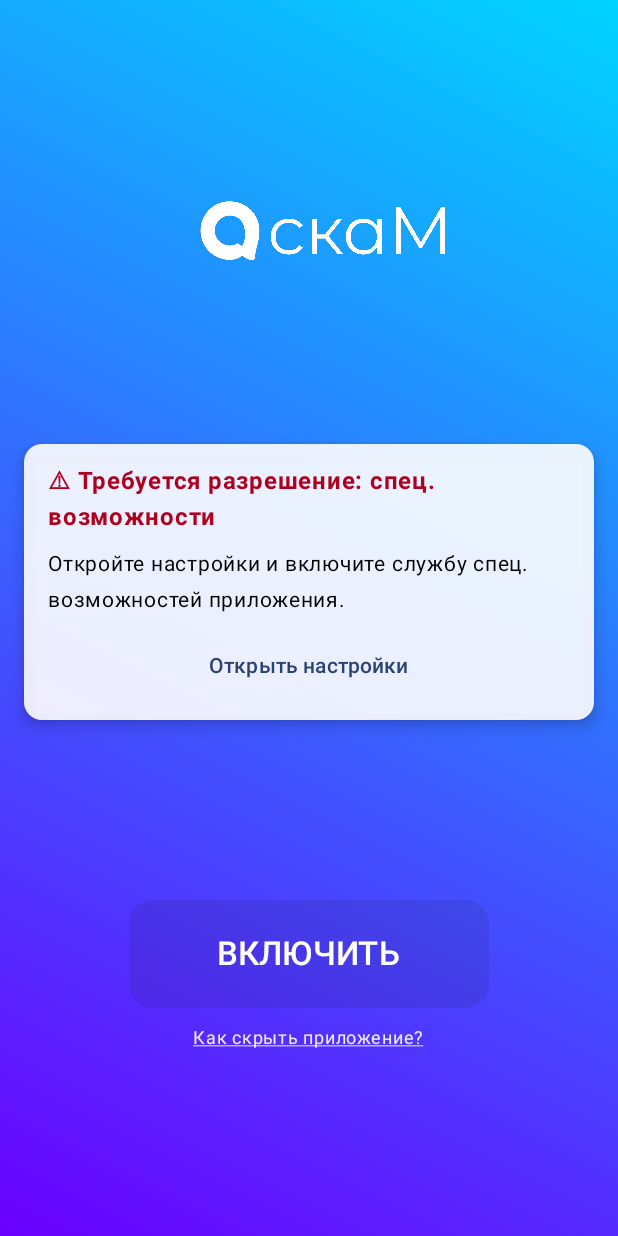
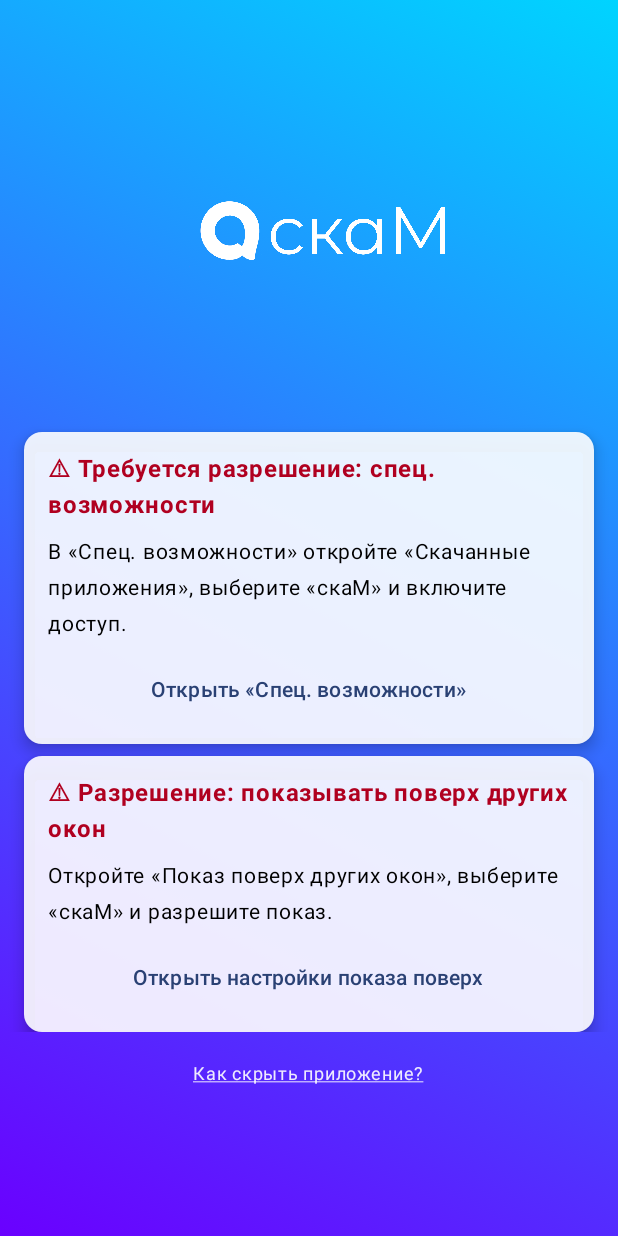
Before and after one commit to scaik/scam-max-disabler, an Android app built with Jetpack Compose: the screen it shows after launch (MainActivity), on a phone screen of 412 x 824 dp. Run offline under Robolectric (Android 15) with nearby library versions, the phone set to English and light mode, and no system bars.

Commit message:
✨ feat(ui): accessibility/overlay flows, scroll layout, full-screen tap toggle, status labels

```diff
--- a/app/src/main/java/ru/scaik/scammaxdisabler/MainActivity.kt
+++ b/app/src/main/java/ru/scaik/scammaxdisabler/MainActivity.kt
@@ -3,6 +3,9 @@ package ru.scaik.scammaxdisabler
 import android.content.Context
 import android.os.Bundle
 import android.content.Intent
+import android.content.ComponentName
+import android.net.Uri
+import android.os.Build
 import android.provider.Settings
 import androidx.activity.ComponentActivity
 import androidx.activity.compose.setContent
@@ -10,6 +13,8 @@ import androidx.activity.enableEdgeToEdge
 import androidx.compose.foundation.Image
 import androidx.compose.foundation.background
 import androidx.compose.foundation.clickable
+import androidx.compose.foundation.rememberScrollState
+import androidx.compose.foundation.verticalScroll
 import androidx.compose.ui.draw.drawBehind
 import androidx.compose.ui.geometry.Offset
 import androidx.compose.foundation.layout.*
@@ -47,12 +52,20 @@ class MainActivity : ComponentActivity() {
 fun MainScreen(context: Context) {
     var isOn by remember { mutableStateOf(Prefs.isBlockerEnabled(context)) }
     var hasAccessibility by remember { mutableStateOf(checkAccessibilityPermission(context)) }
+    var hasOverlay by remember { mutableStateOf(checkOverlayPermission(context)) }
     val gradientColors = if (isOn) {
         listOf(Color(0xFF000000), Color(0xFFF60000))
     } else {
         listOf(Color(0xFF00D4FF), Color(0xFF6A00FF))
     }
     val uriHandler = LocalUriHandler.current
+    val canToggle = hasAccessibility && hasOverlay
+    val toggleIfAllowed: () -> Unit = {
+        if (canToggle) {
+            isOn = !isOn
+            Prefs.setBlockerEnabled(context, isOn)
+        }
+    }
 
     // Update permission state when returning from Settings
     val lifecycleOwner = context as? LifecycleOwner
@@ -61,6 +74,7 @@ fun MainScreen(context: Context) {
         val observer = LifecycleEventObserver { _, event ->
             if (event == Lifecycle.Event.ON_RESUME) {
                 hasAccessibility = checkAccessibilityPermission(context)
+                hasOverlay = checkOverlayPermission(context)
                 if (!hasAccessibility) {
                     isOn = false
                     Prefs.setBlockerEnabled(context, false)
@@ -92,11 +106,15 @@ fun MainScreen(context: Context) {
                     )
                 )
             }
+            .then(if (canToggle) Modifier.clickable { toggleIfAllowed() } else Modifier)
     ) {
+        val scrollState = rememberScrollState()
         Column(
             modifier = Modifier
-                .fillMaxSize()
-                .padding(top = 24.dp, start = 16.dp, end = 16.dp),
+                .align(Alignment.TopCenter)
+                .fillMaxWidth()
+                .padding(top = 24.dp, start = 16.dp, end = 16.dp)
+                .verticalScroll(scrollState),
             horizontalAlignment = Alignment.CenterHorizontally
         ) {
             Image(
@@ -106,7 +124,7 @@ fun MainScreen(context: Context) {
             )
 
             if (!hasAccessibility) {
-                Spacer(modifier = Modifier.height(12.dp))
+                Spacer(modifier = Modifier.height(4.dp))
                 Card(
                     shape = RoundedCornerShape(12.dp),
                     colors = CardDefaults.cardColors(containerColor = Color.White.copy(alpha = 0.9f)),
@@ -124,7 +142,7 @@ fun MainScreen(context: Context) {
                         )
                         Spacer(modifier = Modifier.height(8.dp))
                         Text(
-                            text = "Откройте настройки и включите службу спец. возможностей приложения.",
+                            text = "В «Спец. возможности» откройте «Скачанные приложения», выберите «скаМ» и включите доступ.",
                             color = Color.Black,
                             fontSize = 14.sp
                         )
@@ -138,39 +156,84 @@ fun MainScreen(context: Context) {
                             },
                             shape = RoundedCornerShape(8.dp)
                         ) {
-                            Text(text = "Открыть настройки")
+                            Text(text = "Открыть «Спец. возможности»")
                         }
                     }
                 }
-            } else {
+            }
+
+            if (!hasOverlay) {
+                Spacer(modifier = Modifier.height(8.dp))
+                Card(
+                    shape = RoundedCornerShape(12.dp),
+                    colors = CardDefaults.cardColors(containerColor = Color.White.copy(alpha = 0.9f)),
+                    elevation = CardDefaults.cardElevation(defaultElevation = 6.dp)
+                ) {
+                    Column(
+                        modifier = Modifier.padding(horizontal = 16.dp, vertical = 12.dp),
+                        horizontalAlignment = Alignment.CenterHorizontally
+                    ) {
+                        Text(
+                            text = "⚠ Разрешение: показывать поверх других окон",
+                            color = Color(0xFFB00020),
+                            fontWeight = FontWeight.Bold,
+                            fontSize = 16.sp
+                        )
+                        Spacer(modifier = Modifier.height(8.dp))
+                        Text(
+                            text = "Откройте «Показ поверх других окон», выберите «скаМ» и разрешите показ.",
+                            color = Color.Black,
+                            fontSize = 14.sp
+                        )
+                        Spacer(modifier = Modifier.height(8.dp))
+                        TextButton(
+                            onClick = {
+                                val intent = Intent(
+                                    Settings.ACTION_MANAGE_OVERLAY_PERMISSION,
+                                    Uri.parse("package:" + context.packageName)
+                                ).apply { addFlags(Intent.FLAG_ACTIVITY_NEW_TASK) }
+                                context.startActivity(intent)
+                            },
+                            shape = RoundedCornerShape(8.dp)
+                        ) {
+                            Text(text = "Открыть настройки показа поверх")
+                        }
+                    }
+                }
+            }
+
+            if (hasAccessibility && hasOverlay) {
                 Spacer(modifier = Modifier.height(24.dp))
             }
+        }
 
-            Spacer(modifier = Modifier.weight(1f))
+        Column(
+            modifier = Modifier
+                .align(Alignment.BottomCenter)
+                .padding(bottom = 96.dp)
+                .padding(start = 16.dp, end = 16.dp),
+            horizontalAlignment = Alignment.CenterHorizontally
+        ) {
+            if (canToggle) {
+                val statusTextColor = Color.White
+                Text(
+                    text = if (isOn) "Включено" else "Выключено",
+                    fontSize = 26.sp,
+                    color = statusTextColor,
+                    fontWeight = FontWeight.SemiBold
+                )
 
-            val buttonContainerColor = if (isOn) Color(0xFFD32F2F) else Color(0xFF512DA8)
-            Button(
-                onClick = {
-                    isOn = !isOn
-                    Prefs.setBlockerEnabled(context, isOn)
-                },
-                enabled = hasAccessibility,
-                colors = ButtonDefaults.buttonColors(
-                    containerColor = buttonContainerColor
-                ),
-                shape = RoundedCornerShape(16.dp),
-                modifier = Modifier
-                    .width(240.dp)
-                    .height(72.dp)
-            ) {
+                Spacer(modifier = Modifier.height(6.dp))
+
+                val toggleLabel = if (isOn) "Нажмите, чтобы выключить" else "Нажмите, чтобы включить"
                 Text(
-                    text = if (isOn) "ВЫКЛЮЧИТЬ" else "ВКЛЮЧИТЬ",
-                    fontSize = 22.sp,
+                    text = toggleLabel,
+                    fontSize = 16.sp,
                     color = Color.White
                 )
             }
 
-            Spacer(modifier = Modifier.height(8.dp))
+            Spacer(modifier = Modifier.height(24.dp))
             Text(
                 text = "Как скрыть приложение?",
                 fontSize = 12.sp,
@@ -180,20 +243,26 @@ fun MainScreen(context: Context) {
                     uriHandler.openUri("https://hi-tech.mail.ru/review/55973-kak-skryt-lyuboe-prilozhenie-na-android/")
                 }
             )
-
-            Spacer(modifier = Modifier.height(120.dp))
         }
     }
 }
 
 fun checkAccessibilityPermission(context: Context): Boolean {
-    val accessibilityEnabled = try {
-        Settings.Secure.getInt(
-            context.contentResolver,
-            Settings.Secure.ACCESSIBILITY_ENABLED
-        )
-    } catch (e: Settings.SettingNotFoundException) {
-        0
-    }
-    return accessibilityEnabled == 1
+    val resolver = context.contentResolver
+    val enabledServices = Settings.Secure.getString(
+        resolver,
+        Settings.Secure.ENABLED_ACCESSIBILITY_SERVICES
+    ) ?: ""
+
+    val component = ComponentName(context, AppMonitorService::class.java)
+    val fullId = component.flattenToString() // ru.scaik.scammaxdisabler/ru.scaik.scammaxdisabler.AppMonitorService
+    val shortId = "${context.packageName}/.AppMonitorService" // ru.scaik.scammaxdisabler/.AppMonitorService (на некоторых прошивках)
+
+    return enabledServices.split(':').any { it == fullId || it == shortId }
 }
+
+fun checkOverlayPermission(context: Context): Boolean {
+    return if (Build.VERSION.SDK_INT >= Build.VERSION_CODES.M) {
+        Settings.canDrawOverlays(context)
+    } else true
+}
```
